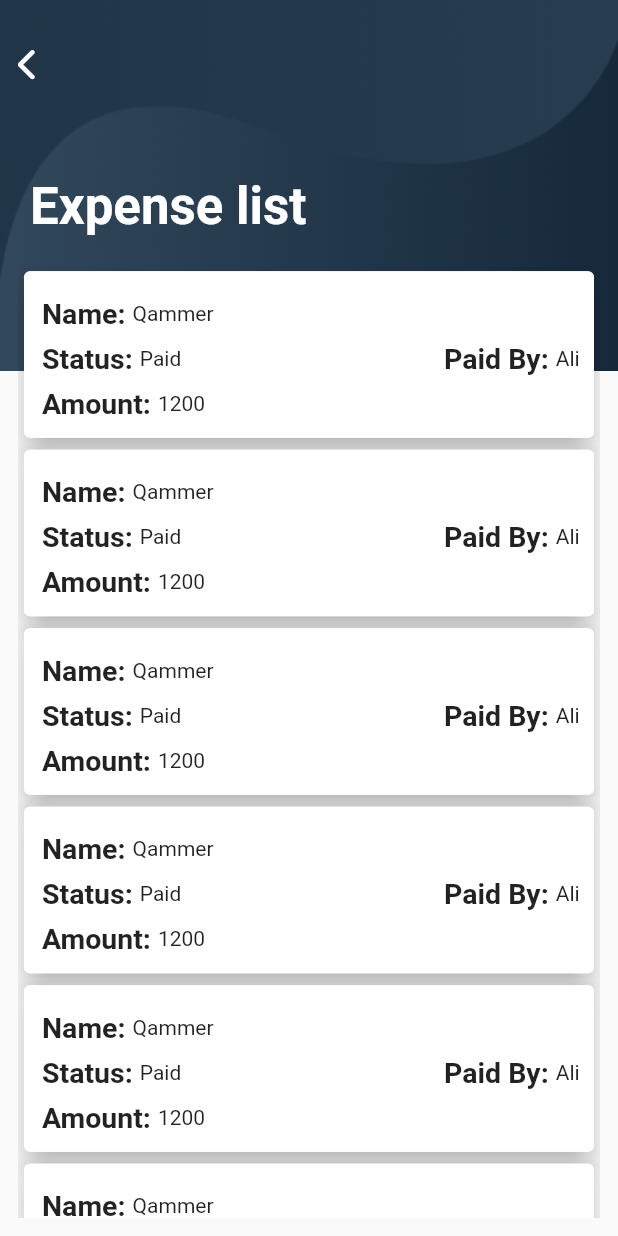
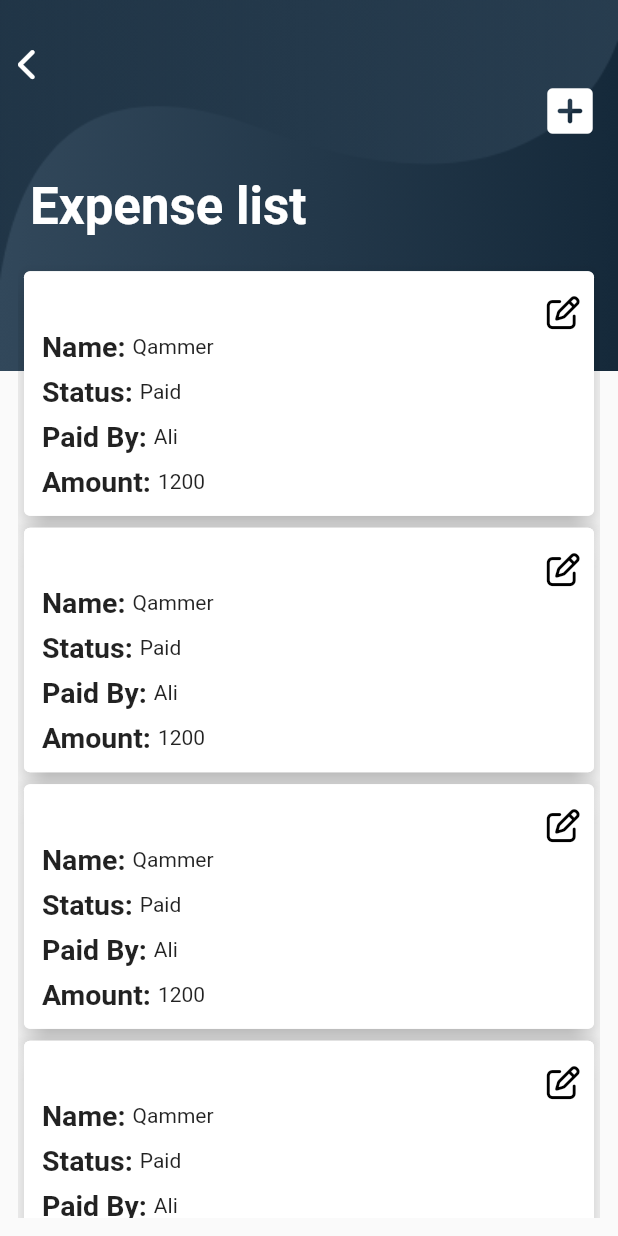
Before and after one commit to UsamaWarraich007/exabistro_hr, a Flutter app: the Expense_List screen opened directly, on a phone screen of 412 x 824 dp. Run offline on Flutter 3.47's test engine with Material 2 defaults, Android fonts, the phone set to English and light mode, and no system bars; our stand-ins replace font_awesome_flutter, month_picker_dialog, percent_indicator; missing offline and left inert: month_year_picker, time_chart.

```diff
--- a/lib/Screens/MainHome.dart
+++ b/lib/Screens/MainHome.dart
@@ -8,6 +8,7 @@ import 'package:font_awesome_flutter/font_awesome_flutter.dart';
 import 'Department.dart';
 import 'Recruitment.dart';
 import 'contracts.dart';
+import 'expense_list.dart';
 
 class MainHome extends StatefulWidget {
   const MainHome({Key? key}) : super(key: key);
@@ -399,7 +400,7 @@ class _MainHomeState extends State<MainHome> {
                                   flex: 1,
                                   child: InkWell(
                                     onTap: (){
-                                      Navigator.push(context, MaterialPageRoute(builder: (context)=>Contracts()));
+                                      Navigator.push(context, MaterialPageRoute(builder: (context)=>Expense_List()));
                                     },
                                     child: Card(
                                       elevation: 4,
--- a/lib/Screens/expense_list.dart
+++ b/lib/Screens/expense_list.dart
@@ -1,7 +1,9 @@
 import 'package:exabistro_hr/Screens/EmployePerformence.dart';
+import 'package:exabistro_hr/Screens/update_expense.dart';
 import 'package:flutter/material.dart';
 import 'package:font_awesome_flutter/font_awesome_flutter.dart';
 
+import 'AddExpense.dart';
 import 'EmployeeAttendence.dart';
 
 class Expense_List extends StatefulWidget {
@@ -51,9 +53,24 @@ class _Expense_ListState extends State<Expense_List> {
 
                             ),
                           ),
+                          Align(
+                            alignment: Alignment.topLeft,
+                            child: InkWell(
+                              onTap: (){
+
+                                Navigator.push(context, MaterialPageRoute(builder: (context)=>addExpense()));
+
+                              },
+                              child: Align(
+                                alignment: Alignment.topRight,
+                                child: Icon(Icons.add_box_rounded,size: 40,color: Colors.white,),
+
+                              ),
+                            ),
+                          ),
                           SizedBox(
                             width: 20,
-                            height: 55,
+                            height: 15,
                           ),
                           Row(
                             mainAxisAlignment: MainAxisAlignment.spaceBetween,
@@ -106,6 +123,16 @@ class _Expense_ListState extends State<Expense_List> {
                                                       width: MediaQuery.of(context).size.width*0.87,
                                                     child: Column(
                                                       children: [
+                                                        InkWell(
+                                                          onTap: (){
+                                                            Navigator.push(context, MaterialPageRoute(builder: (context)=>UpdateExpense()));
+                                                          },
+                                                          child: Align(
+                                                            alignment: Alignment.topRight,
+                                                            child: FaIcon(FontAwesomeIcons.penToSquare,size: 22,color: Colors.black,),
+
+                                                          ),
+                                                        ),
                                                         Row(
                                                           children: [
                                                           Text("Name: ",style: TextStyle(fontSize: 19,fontWeight: FontWeight.bold),),
@@ -113,9 +140,7 @@ class _Expense_ListState extends State<Expense_List> {
                                                         ],),
                                                         SizedBox(height: 8,),
                                                         Row(
-                                                          mainAxisAlignment: MainAxisAlignment.spaceBetween,
                                                           children: [
-                                                            Row(children: [
                                                             Container(
 
                                                             child:
@@ -124,7 +149,9 @@ class _Expense_ListState extends State<Expense_List> {
                                                             Container(
                                                               child:
                                                               Text("Paid"),
-                                                              ),],),
+                                                            ),
+                                                          ],),
+                                                        SizedBox(height: 8,),
                                                         Row(
                                                           children: [
                                                             Container(
@@ -135,7 +162,6 @@ class _Expense_ListState extends State<Expense_List> {
                                                               child:
                                                               Text("Ali"),
                                                             ),
-                                                           ],)
                                                           ],),
                                                         SizedBox(height: 8,),
                                                         Row(
--- a/lib/main.dart
+++ b/lib/main.dart
@@ -35,7 +35,7 @@ class MyApp extends StatelessWidget {
         // is not restarted.
         primarySwatch: Colors.amber,
       ),
-      home:  Expense_List(),
+      home:  MainHome(),
       localizationsDelegates: [
         //GlobalWidgetsLocalizations.delegate,
         //GlobalMaterialLocalizations.delegate,
```
Lines whose indentation alone changed are shown as unchanged.
